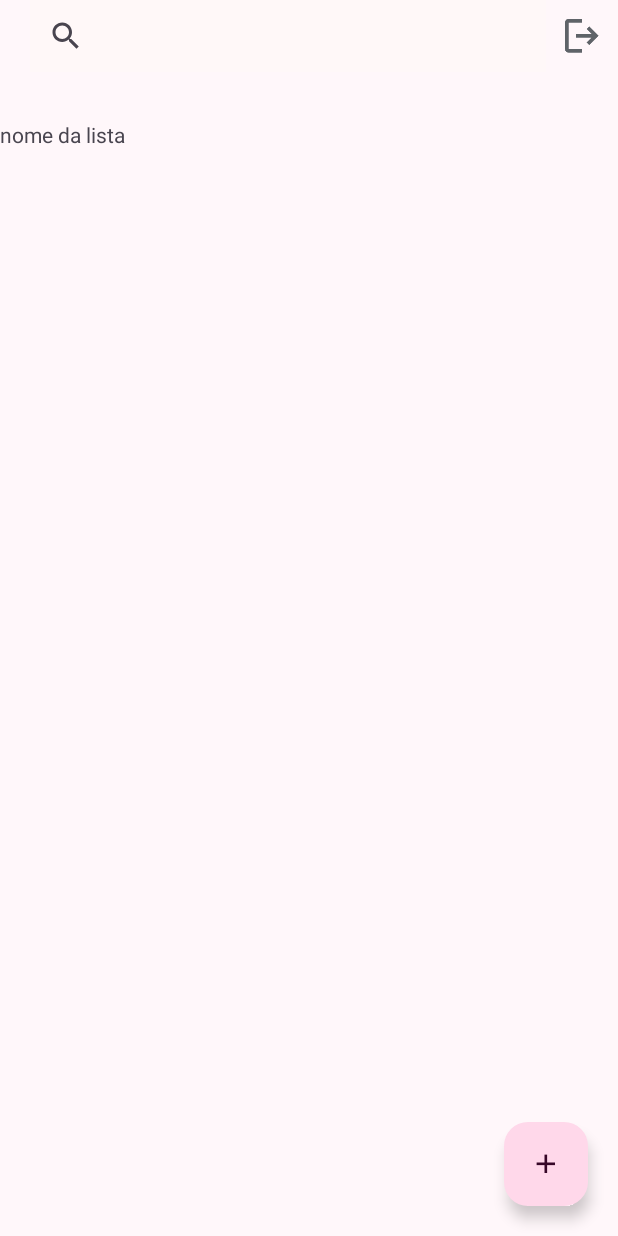
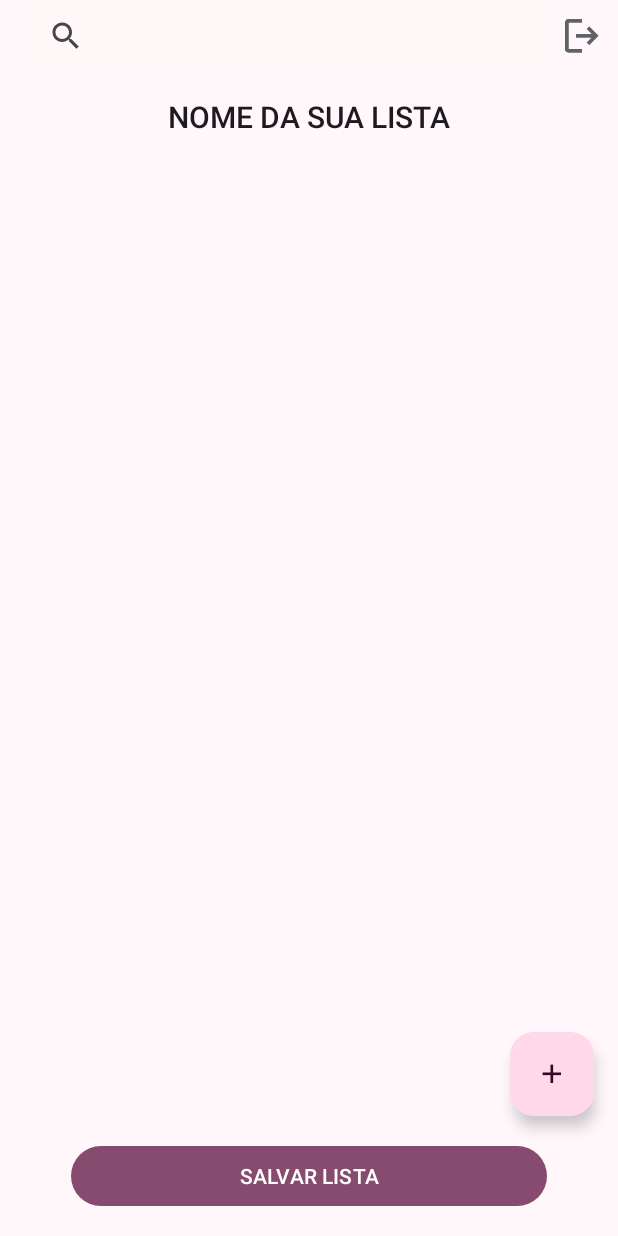
Before and after one commit to isabertocco05/App-Supermercado, an Android app: the ItensLista screen opened directly, with no data from a screen before it, on a phone screen of 412 x 824 dp. Run offline under Robolectric (Android 15) with nearby library versions, the phone set to English and light mode, and no system bars; 3 statements that could not run were skipped.

Commit message:
Deleção de itens da lista

```diff
--- a/app/src/main/java/com/example/avparcial/AdapterItens.kt
+++ b/app/src/main/java/com/example/avparcial/AdapterItens.kt
@@ -8,8 +8,9 @@ import com.example.avparcial.databinding.ActivityItensListaBinding
 import com.example.avparcial.databinding.ItensViewBinding
 
 class AdapterItens(
-    private var descItens: List<Itens>,
-    private val onClick: (Itens) -> Unit
+    private var descItens: MutableList<Itens> = mutableListOf(),
+    private val onClick: (Itens) -> Unit,
+    private val onDeleteClicked: (Itens) -> Unit
 ): RecyclerView.Adapter<AdapterItens.ViewHolder>()  {
 
     inner class ViewHolder(
@@ -23,6 +24,12 @@ class AdapterItens(
                     onClick(it)
                 }
             }
+
+            binding.deleteItem.setOnClickListener {
+                currentItem?.let { item ->
+                    onDeleteClicked(item)
+                }
+            }
         }
 
         fun bind(item: Itens){
@@ -31,6 +38,7 @@ class AdapterItens(
             binding.quantidade.text= item.quantidade
             binding.un.text = item.unidade
 //            falta a categoria
+
         }
 
     }
@@ -47,4 +55,5 @@ class AdapterItens(
 
     override fun getItemCount(): Int = descItens.size
 
+
 }
--- a/app/src/main/java/com/example/avparcial/AdapterListas.kt
+++ b/app/src/main/java/com/example/avparcial/AdapterListas.kt
@@ -5,7 +5,6 @@ import android.content.Intent
 import android.view.LayoutInflater
 import android.view.View
 import android.view.ViewGroup
-import android.widget.Toast
 import androidx.recyclerview.widget.RecyclerView
 import com.bumptech.glide.Glide
 import com.example.avparcial.databinding.ListaViewBinding
@@ -31,6 +30,7 @@ class AdapterListas (
                     } else {
                         onClick(it)
                         val intent = Intent(binding.root.context, ItensLista::class.java)
+                        intent.putExtra("lista", it)
                         binding.root.context.startActivity(intent)
                     }
                 }
--- a/app/src/main/java/com/example/avparcial/CriarLista.kt
+++ b/app/src/main/java/com/example/avparcial/CriarLista.kt
@@ -54,9 +54,8 @@ class CriarLista : AppCompatActivity() {
 
             val nome_lista = binding.nomeDaLista.text.toString()
             val imagem_lista = imgUri.toString()
-            val id= 1
 
-            nova_lista = listOf(Lista( id.toString(), "$nome_lista", imagem_lista, null ))
+            nova_lista = listOf(Lista("$nome_lista", imagem_lista, null ))
 
             val intent = Intent().apply {
                 putParcelableArrayListExtra("nova_lista", ArrayList(nova_lista))
--- a/app/src/main/java/com/example/avparcial/Lista.kt
+++ b/app/src/main/java/com/example/avparcial/Lista.kt
@@ -3,7 +3,6 @@ import android.os.Parcelable
 import com.example.avparcial.Itens
 
 data class Lista(
-    val id: String,
     val nome: String,
     val imagemUrl: String?,
     var itens_da_lista: ArrayList<Itens>? = null
@@ -11,12 +10,10 @@ data class Lista(
     constructor(parcel: Parcel) : this(
         parcel.readString() ?: "",
         parcel.readString() ?: "",
-        parcel.readString(),
         parcel.createTypedArrayList(Itens.CREATOR)
     )
 
     override fun writeToParcel(parcel: Parcel, flags: Int) {
-        parcel.writeString(id)
         parcel.writeString(nome)
         parcel.writeString(imagemUrl)
         parcel.writeTypedList(itens_da_lista)
--- a/app/src/main/res/layout/activity_itens_lista.xml
+++ b/app/src/main/res/layout/activity_itens_lista.xml
@@ -6,12 +6,6 @@
     android:layout_width="match_parent"
     android:layout_height="match_parent"
     tools:context=".ItensLista">
-
-<!--    <data>-->
-<!--        <variable-->
-<!--            name="nome"-->
-<!--            type="String" />-->
-<!--    </data>-->
 
     <com.google.android.material.appbar.AppBarLayout
         android:id="@+id/appBar"
@@ -34,15 +28,19 @@
         android:layout_width="wrap_content"
         android:layout_height="wrap_content"
         android:background="@mipmap/ic_logout"
+        app:layout_constraintBottom_toBottomOf="@+id/appBar"
         app:layout_constraintEnd_toEndOf="parent"
         app:layout_constraintTop_toTopOf="parent" />
 
     <TextView
-        android:id="@+id/textView"
-        android:layout_width="match_parent"
+        android:id="@+id/tituloNomeLista"
+        android:layout_width="wrap_content"
         android:layout_height="wrap_content"
-        android:text="nome da lista"
-        android:layout_marginTop="32dp"
+        android:layout_marginTop="16dp"
+        android:text="NOME DA SUA LISTA"
+        style="@style/TextAppearance.AppCompat.Title"
+        app:layout_constraintEnd_toEndOf="parent"
+        app:layout_constraintStart_toStartOf="parent"
         app:layout_constraintTop_toBottomOf="@+id/appBar" />
 
     <androidx.recyclerview.widget.RecyclerView
@@ -52,20 +50,26 @@
         app:layout_constraintBottom_toBottomOf="parent"
         app:layout_constraintEnd_toEndOf="parent"
         app:layout_constraintStart_toStartOf="parent"
-        app:layout_constraintTop_toBottomOf="@+id/textView" />
+        app:layout_constraintTop_toBottomOf="@+id/tituloNomeLista" />
 
     <com.google.android.material.floatingactionbutton.FloatingActionButton
         android:id="@+id/FAB_itens"
         android:layout_width="wrap_content"
         android:layout_height="wrap_content"
-        android:layout_gravity="bottom|end"
-        android:layout_margin="20dp"
-        android:layout_marginEnd="192dp"
-        android:layout_marginBottom="128dp"
-        app:srcCompat="@mipmap/ic_add"
+        android:layout_marginEnd="16dp"
+        android:layout_marginBottom="80dp"
         app:layout_constraintBottom_toBottomOf="parent"
         app:layout_constraintEnd_toEndOf="parent"
-        />
+        app:srcCompat="@mipmap/ic_add" />
 
+    <com.google.android.material.button.MaterialButton
+        android:id="@+id/salvar"
+        android:layout_width="match_parent"
+        android:layout_height="wrap_content"
+        android:layout_marginBottom="16dp"
+        android:layout_marginHorizontal="47dp"
+        android:text="SALVAR LISTA"
+        app:layout_constraintBottom_toBottomOf="parent"
+        app:layout_constraintStart_toStartOf="parent" />
 
 </androidx.constraintlayout.widget.ConstraintLayout>
```
Also changed, not shown: app/src/main/java/com/example/avparcial/ItensLista.kt (+39 -4 lines), app/src/main/java/com/example/avparcial/SuasListas.kt (+21 -4 lines).
